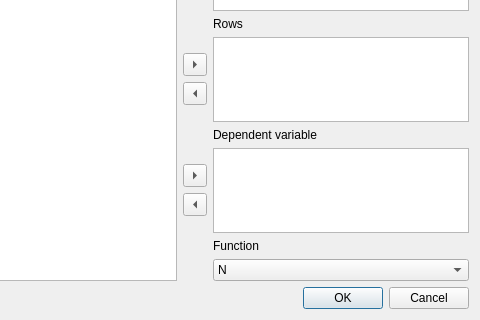
cogstat/cogstat, file cogstat/ui/pivot.ui: the form before one commit; both pictures show x 103 to 583 and y 216 to 536 of the 583 by 536 pixel window.
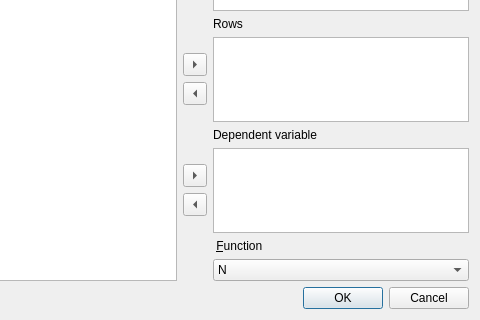
The form after the commit.

The edit to the form file:
```diff
--- a/cogstat/ui/pivot.ui
+++ b/cogstat/ui/pivot.ui
@@ -292,7 +292,7 @@
      <item row="2" column="1">
       <widget class="QLabel" name="label_6">
        <property name="text">
-        <string>Function</string>
+        <string> &amp;Function</string>
        </property>
        <property name="buddy">
         <cstring>function</cstring>
```
